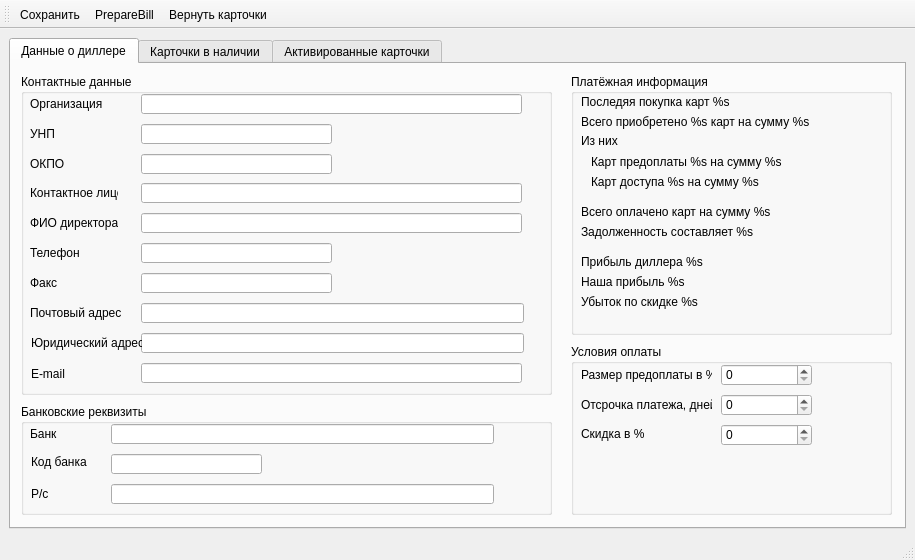
Qt form mdi/forms/dealer_edit.ui (brat002/ExpertBilling) before a commit.
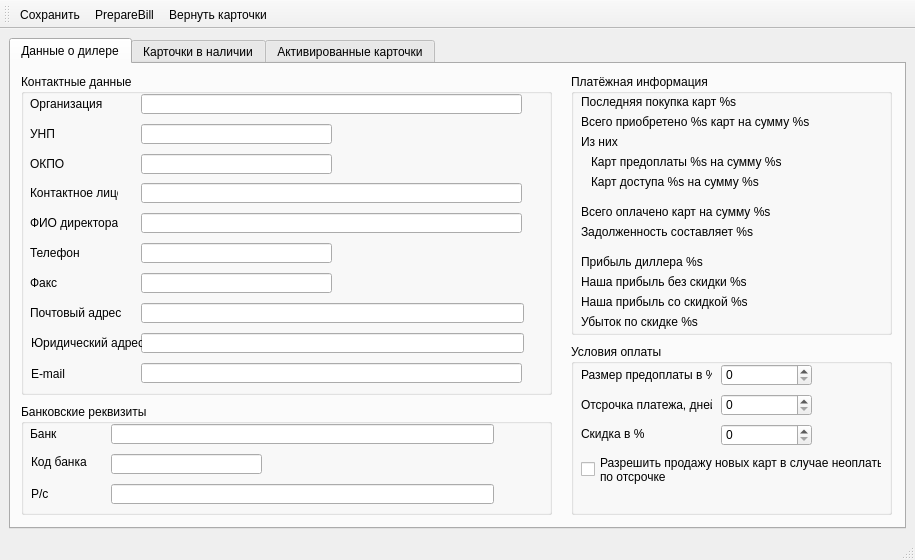
The same form after that commit. Icons and pictures are not drawn.

Commit message: Переработана система генерации карт предоплаты.

Patch:
```diff
--- a/mdi/forms/dealer_edit.ui
+++ b/mdi/forms/dealer_edit.ui
@@ -27,7 +27,7 @@
       </property>
       <widget class="QWidget" name="tab" >
        <attribute name="title" >
-        <string>Данные о диллере</string>
+        <string>Данные о дилере</string>
        </attribute>
        <widget class="QGroupBox" name="groupBox_contact" >
         <property name="geometry" >
@@ -408,7 +408,7 @@
           </rect>
          </property>
          <property name="text" >
-          <string>Последяя покупка карт %s</string>
+          <string>Последняя покупка карт %s</string>
          </property>
         </widget>
         <widget class="QLabel" name="label_15" >
@@ -429,8 +429,8 @@
           <rect>
            <x>10</x>
            <y>60</y>
-           <width>46</width>
-           <height>14</height>
+           <width>301</width>
+           <height>16</height>
           </rect>
          </property>
          <property name="text" >
@@ -512,14 +512,14 @@
           </rect>
          </property>
          <property name="text" >
-          <string>Наша прибыль %s</string>
+          <string>Наша прибыль без скидки %s</string>
          </property>
         </widget>
         <widget class="QLabel" name="label_2" >
          <property name="geometry" >
           <rect>
            <x>10</x>
-           <y>220</y>
+           <y>240</y>
            <width>301</width>
            <height>16</height>
           </rect>
@@ -528,6 +528,19 @@
           <string>Убыток по скидке %s</string>
          </property>
         </widget>
+        <widget class="QLabel" name="label_3" >
+         <property name="geometry" >
+          <rect>
+           <x>10</x>
+           <y>220</y>
+           <width>301</width>
+           <height>16</height>
+          </rect>
+         </property>
+         <property name="text" >
+          <string>Наша прибыль со скидкой %s</string>
+         </property>
+        </widget>
        </widget>
        <widget class="QGroupBox" name="groupBox_billdata" >
         <property name="geometry" >
@@ -610,6 +623,20 @@
           <string>Скидка в %</string>
          </property>
         </widget>
+        <widget class="QCheckBox" name="checkBox" >
+         <property name="geometry" >
+          <rect>
+           <x>10</x>
+           <y>110</y>
+           <width>301</width>
+           <height>31</height>
+          </rect>
+         </property>
+         <property name="text" >
+          <string>Разрешить продажу новых карт в случае неоплаты
+по отсрочке</string>
+         </property>
+        </widget>
        </widget>
        <zorder>groupBox_contact</zorder>
        <zorder>groupBox_bankdata</zorder>
```
Left out of the diff: 31 changed lines with no effect on the pictures. The commit also changes 4 other files.
